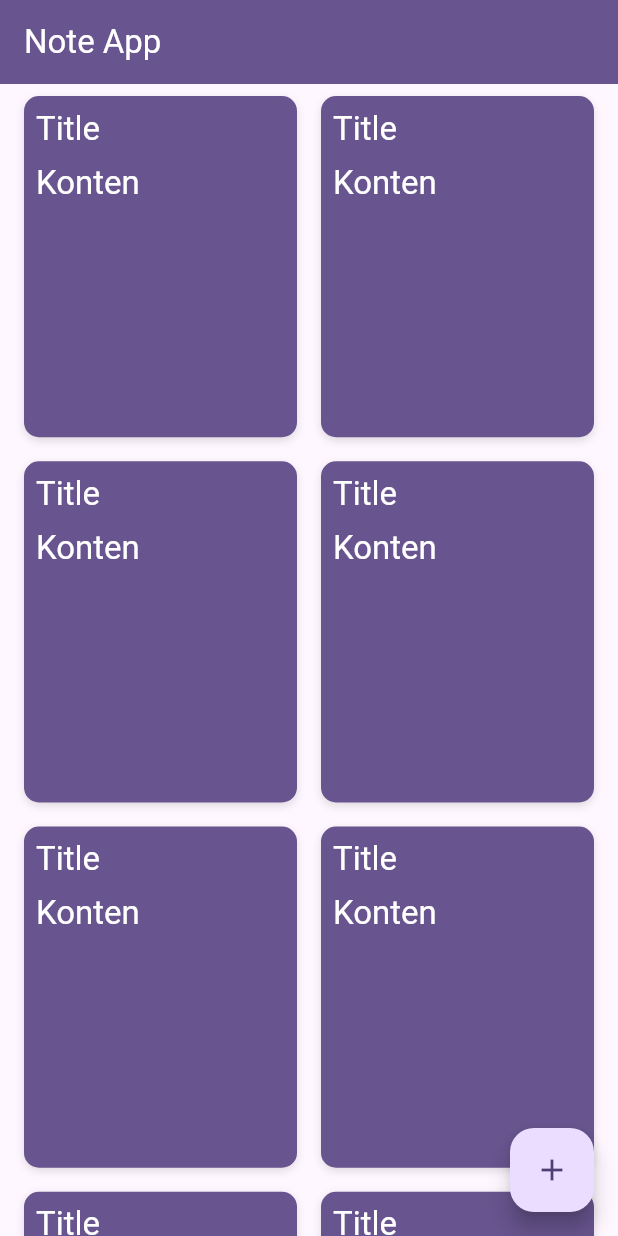
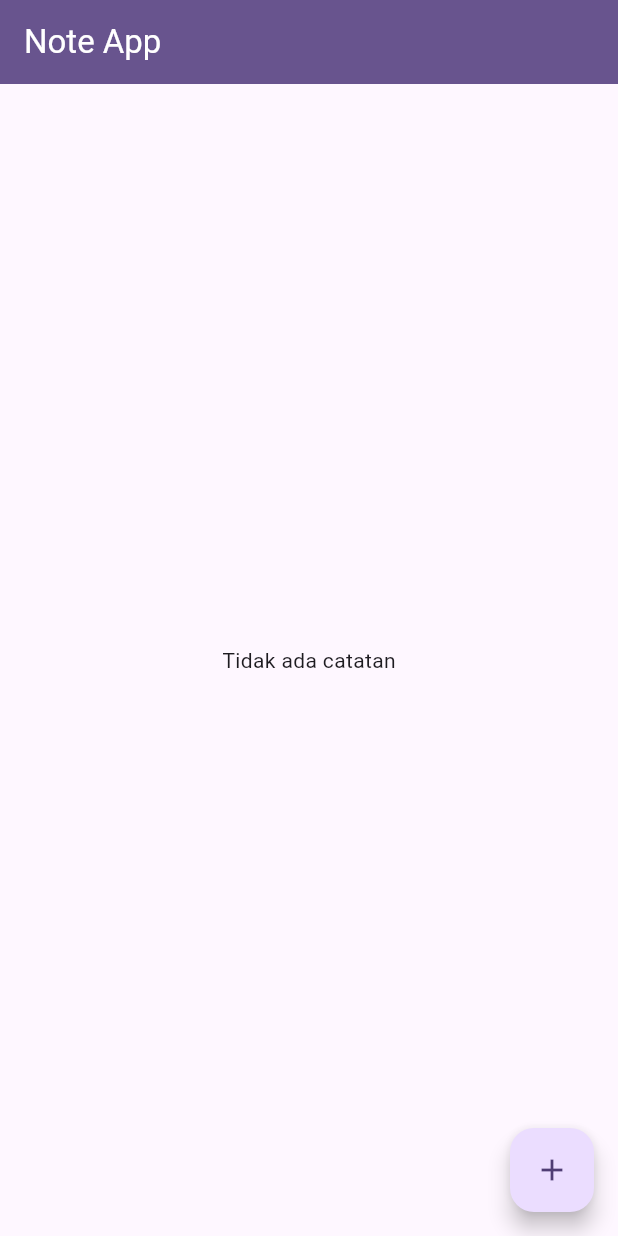
Before and after one commit to insancloud/flutter_note_app_sqflite, a Flutter app: the screen it shows after launch, on a phone screen of 412 x 824 dp. Run offline on Flutter 3.47's test engine with Material 3 defaults, Android fonts, the phone set to English and light mode, and no system bars; our stand-ins replace sqflite; accounts and stored records are empty.

Commit message:
getNotes

```diff
--- a/lib/data/models/note.dart
+++ b/lib/data/models/note.dart
@@ -7,14 +7,14 @@ class Note {
   final String content;
   final DateTime createdAt;
   Note({
-    required this.id,
+    this.id,
     required this.title,
     required this.content,
     required this.createdAt,
   });
 
   Map<String, dynamic> toMap() {
-    return <String, dynamic>{
+    return {
       'id': id,
       'title': title,
       'content': content,
@@ -24,14 +24,14 @@ class Note {
 
   factory Note.fromMap(Map<String, dynamic> map) {
     return Note(
-      id: map['id'] != null ? map['id'] as int : null,
-      title: map['title'] as String,
-      content: map['content'] as String,
-      createdAt: DateTime.fromMillisecondsSinceEpoch(map['createdAt'] as int),
+      id: map['id']?.toInt(),
+      title: map['title']?? "",
+      content: map['content']?? "",
+      createdAt: DateTime.fromMillisecondsSinceEpoch(int.parse(map['createdAt'])),
     );
   }
 
   String toJson() => json.encode(toMap());
 
-  factory Note.fromJson(String source) => Note.fromMap(json.decode(source) as Map<String, dynamic>);
+  factory Note.fromJson(String source) => Note.fromMap(json.decode(source));
 }
--- a/lib/pages/home_page.dart
+++ b/lib/pages/home_page.dart
@@ -1,6 +1,8 @@
 import 'package:flutter/material.dart';
 import 'package:note_app/pages/add_page.dart';
 import 'package:note_app/pages/detail_page.dart';
+import '../data/datasources/local_datasource.dart';
+import '../data/models/note.dart';
 
 class HomePage extends StatefulWidget {
   const HomePage({super.key});
@@ -10,6 +12,26 @@ class HomePage extends StatefulWidget {
 }
 
 class _HomePageState extends State<HomePage> {
+  List<Note> notes = [];
+  bool isLoading = false;
+
+  // Function Get all Notes
+  Future<void> getNotes() async {
+    setState(() {
+      isLoading = true;
+    });
+    notes = await LocalDatasource().getNotes();
+    setState(() {
+      isLoading = false;
+    });
+  }
+
+  @override
+  void initState() {
+    getNotes();
+    super.initState();
+  }
+
   @override
   Widget build(BuildContext context) {
     return Scaffold(
@@ -21,7 +43,15 @@ class _HomePageState extends State<HomePage> {
         elevation: 2,
         backgroundColor: Theme.of(context).colorScheme.primary,
       ),
-      body: GridView.builder(
+      body:
+        isLoading ? const Center(
+          child: CircularProgressIndicator(),
+        )
+        :
+        notes.isEmpty ? const Center(
+          child: Text("Tidak ada catatan"),
+        ) :
+        GridView.builder(
         padding: const EdgeInsets.symmetric(horizontal: 16, vertical: 8),
         gridDelegate: const SliverGridDelegateWithFixedCrossAxisCount(
           crossAxisCount: 2,
@@ -61,7 +91,7 @@ class _HomePageState extends State<HomePage> {
                       crossAxisAlignment: CrossAxisAlignment.start,
                       children: [
                         Text(
-                          "Title",
+                           notes[index].title,
                           style: Theme.of(context)
                               .textTheme
                               .titleLarge!
@@ -71,7 +101,7 @@ class _HomePageState extends State<HomePage> {
                           height: 8,
                         ),
                         Text(
-                          "Konten",
+                          notes[index].content,
                           style: Theme.of(context)
                               .textTheme
                               .titleLarge!
@@ -85,7 +115,7 @@ class _HomePageState extends State<HomePage> {
             ),
           );
         },
-        itemCount: 13,
+        itemCount: notes.length,
       ),
       floatingActionButton: FloatingActionButton(
         onPressed: () {
```
Also changed, not shown: lib/data/datasources/local_datasource.dart (+35 -7 lines), lib/pages/add_page.dart (+18 -1 lines).
